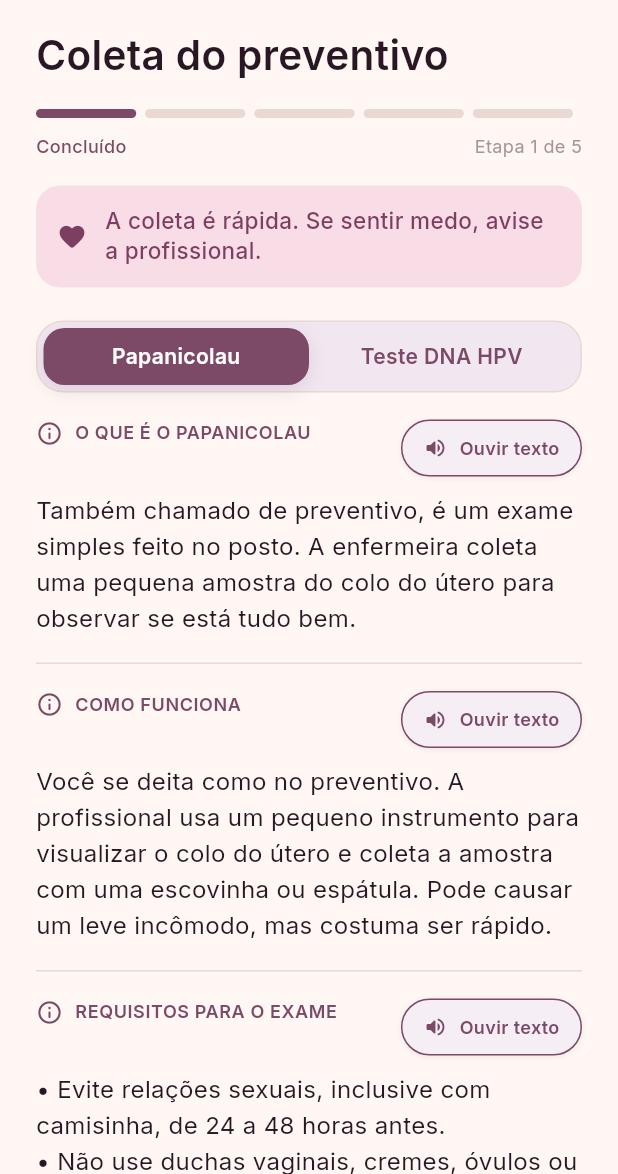
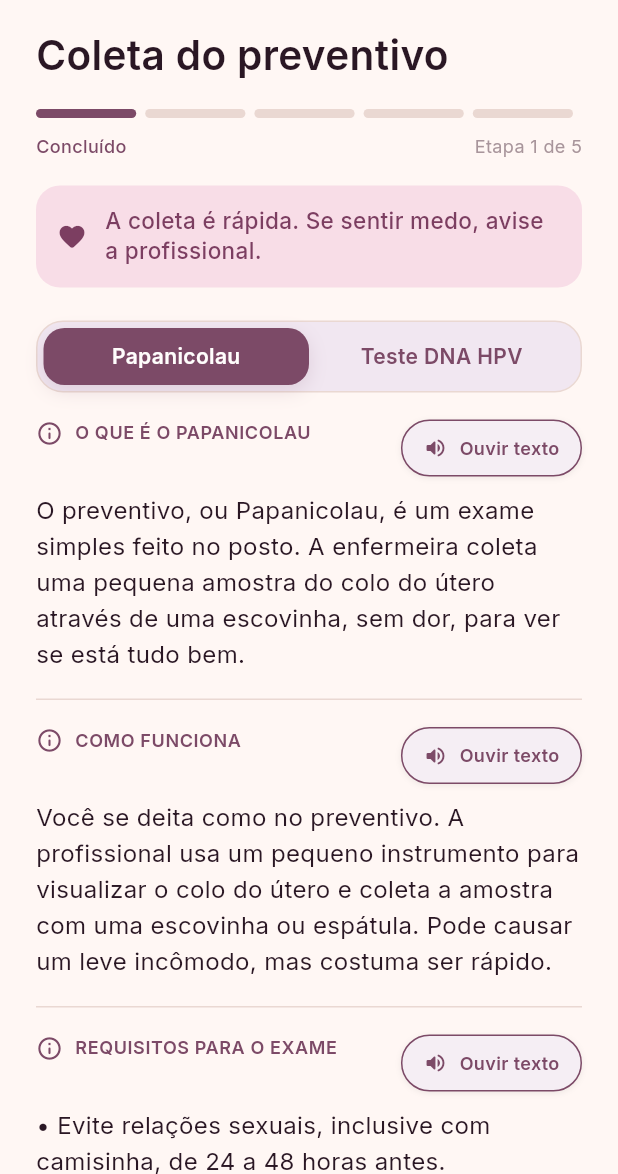
Before and after one commit to sandrogomes7/projeto-acolher-ace4, a Flutter app: the screen it shows after launch, after a tap on "Pular", after a tap on "Fiz o exame preventivo Papanicolau ou Te", after a tap on "Coleta do preventivo", on a phone screen of 412 x 824 dp, the part 62-1236 px from its top. Run offline on Flutter 3.47's test engine with Material 3 defaults, Android fonts, the phone set to English and light mode, and no system bars; our stand-ins replace google_fonts, just_audio.

Commit message:
feat: add narration audio and improve playback behavior

```diff
--- a/lib/data/content.dart
+++ b/lib/data/content.dart
@@ -182,11 +182,11 @@ const Map<String, StepContent> stepContents = {
         tip:
             'Depois da coleta, aguarde o resultado e siga a orientação da equipe. O exame costuma ser realizado todo ano nos dois primeiros anos e, se estiver tudo certo, repetido a cada 3 anos.',
         sections: [
-          StepSection(
-            'O que é o Papanicolau',
-            'Também chamado de preventivo, é um exame simples feito no posto. A enfermeira coleta uma pequena amostra do colo do útero para observar se está tudo bem.',
-            audioFile: 'coleta_papanicolau_o_que_e.mp3',
-          ),
+          StepSection('O que é o Papanicolau',
+              'O preventivo, ou Papanicolau, é um exame simples feito no posto. A enfermeira coleta uma pequena amostra do colo do útero através de uma escovinha, sem dor, para ver se está tudo bem.',
+              audioFile: 'coleta_papanicolau_o_que_e.mp3'
+              // audioFile: 'coleta_papanicolau_o_que_e.mp3',
+              ),
           StepSection(
             'Como funciona',
             'Você se deita como no preventivo. A profissional usa um pequeno instrumento para visualizar o colo do útero e coleta a amostra com uma escovinha ou espátula. Pode causar um leve incômodo, mas costuma ser rápido.',
@@ -237,7 +237,7 @@ const Map<String, StepContent> stepContents = {
           'Não achou alteração. Você volta para a rotina do posto.'),
       StepSection('Alteração leve (ASC-US, LSIL)',
           'Pequena alteração. Muitas somem sozinhas — você só repete o exame depois.'),
-      StepSection('Alteração importante (ASC-H, HSIL)',
+      StepSection('Alteração importante (ASC-H, HSIL, AGC e AIS)',
           'Aí sim você vai para um exame mais detalhado: a colposcopia.'),
     ],
     tip: 'O resultado pode seguir três caminhos. Veja o seu com a equipe.',
--- a/lib/screens/step_detail_screen.dart
+++ b/lib/screens/step_detail_screen.dart
@@ -42,8 +42,8 @@ class _StepDetailScreenState extends State<StepDetailScreen> {
     final showProgress = widget.stepNumber != null && widget.totalSteps != null;
     final sections = _hasTabs ? _activeTab.sections : widget.content.sections;
     final tip = _hasTabs ? _activeTab.tip : widget.content.tip;
-    final tipBackground = _hasTabs ? AppColors.alertBg : AppColors.surfaceSoft;
-    final tipTextColor = _hasTabs ? AppColors.alert : AppColors.brandDark;
+    const tipBackground = AppColors.alertBg;
+    const tipTextColor = AppColors.alert;
 
     return Scaffold(
       backgroundColor: AppColors.bgRose,
@@ -192,7 +192,7 @@ class _StepDetailScreenState extends State<StepDetailScreen> {
                   const SizedBox(width: 12),
                   Expanded(
                     child: Text(tip,
-                        style: TextStyle(
+                        style: const TextStyle(
                             fontSize: 14,
                             height: 1.35,
                             color: tipTextColor,
--- a/lib/services/audio_service.dart
+++ b/lib/services/audio_service.dart
@@ -5,7 +5,14 @@ import 'package:just_audio/just_audio.dart';
 /// Os áudios ficam em `assets/audio/`. Cada tela passa o nome do arquivo
 /// (ex.: `intro_0.mp3`) e este serviço toca/pausa.
 class AudioService {
-  AudioService._internal();
+  AudioService._internal() {
+    _player.processingStateStream.listen((state) async {
+      if (state == ProcessingState.completed) {
+        await _player.pause();
+        await _player.seek(Duration.zero);
+      }
+    });
+  }
   static final AudioService instance = AudioService._internal();
 
   final AudioPlayer _player = AudioPlayer();
@@ -17,7 +24,8 @@ class AudioService {
   /// Stream do estado do player — use para atualizar o ícone play/pause.
   Stream<PlayerState> get playerStateStream => _player.playerStateStream;
 
-  bool get isPlaying => _player.playing;
+  bool get isPlaying =>
+      _player.playing && _player.processingState != ProcessingState.completed;
 
   /// Toca um arquivo de `assets/audio/<fileName>`.
   /// Se o mesmo arquivo já estiver tocando, pausa (toggle).
@@ -25,14 +33,21 @@ class AudioService {
   Future<bool> toggle(String fileName) async {
     final assetPath = 'assets/audio/$fileName';
     try {
-      if (_currentFile == fileName && _player.playing) {
-        await _player.pause();
-        return true;
-      }
-      if (_currentFile != fileName) {
+      if (_currentFile == fileName) {
+        if (_player.processingState == ProcessingState.completed) {
+          await _player.seek(Duration.zero);
+        } else if (_player.playing) {
+          await _player.pause();
+          return true;
+        } else {
+          await _player.seek(Duration.zero);
+        }
+      } else {
+        await _player.stop();
         await _player.setAsset(assetPath);
         _currentFile = fileName;
       }
+
       await _player.play();
       return true;
     } catch (e) {
--- a/lib/widgets/audio_button.dart
+++ b/lib/widgets/audio_button.dart
@@ -28,9 +28,6 @@ class AudioButton extends StatefulWidget {
 class _AudioButtonState extends State<AudioButton> {
   final _audio = AudioService.instance;
 
-  bool get _isThisPlaying =>
-      _audio.currentFile == widget.audioFile && _audio.isPlaying;
-
   Future<void> _onTap() async {
     final ok = await _audio.toggle(widget.audioFile);
     if (!ok && mounted) {
@@ -51,7 +48,10 @@ class _AudioButtonState extends State<AudioButton> {
     return StreamBuilder<PlayerState>(
       stream: _audio.playerStateStream,
       builder: (context, snapshot) {
-        final playing = _isThisPlaying;
+        final playerState = snapshot.data;
+        final playing = _audio.currentFile == widget.audioFile &&
+            (playerState?.playing ?? _audio.isPlaying) &&
+            playerState?.processingState != ProcessingState.completed;
         final borderRadius = BorderRadius.circular(compact ? 9999 : 16);
         final background =
             compact ? AppColors.surfaceLilac : AppColors.surfacePink;
```
Also changed, not shown: 5 other files.
